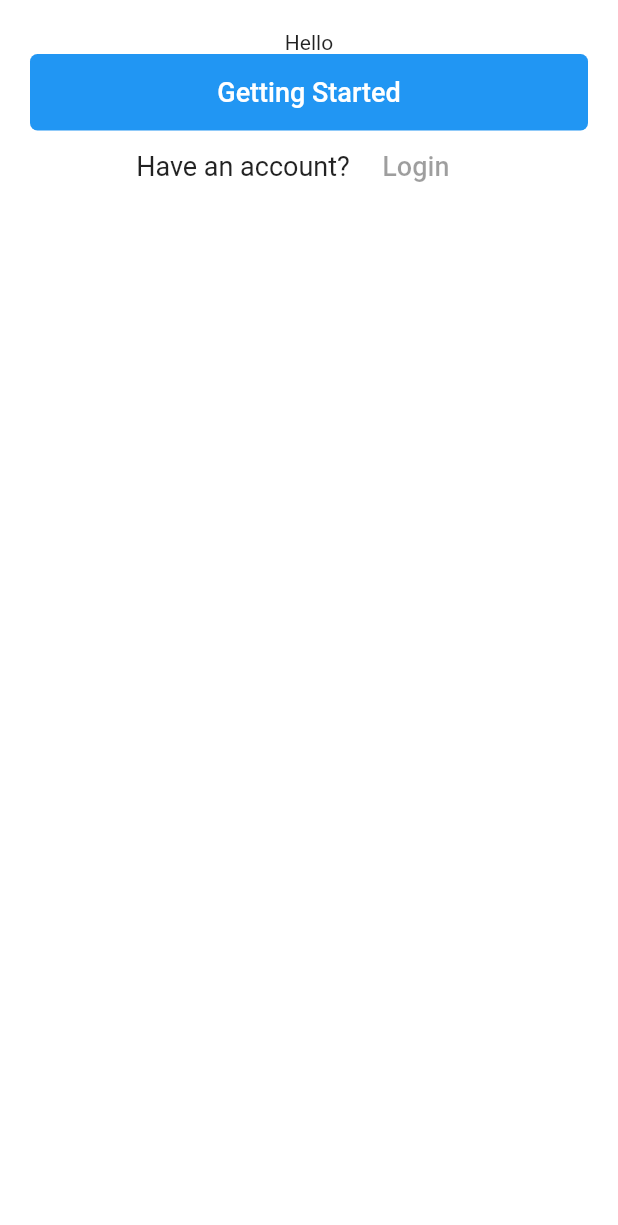
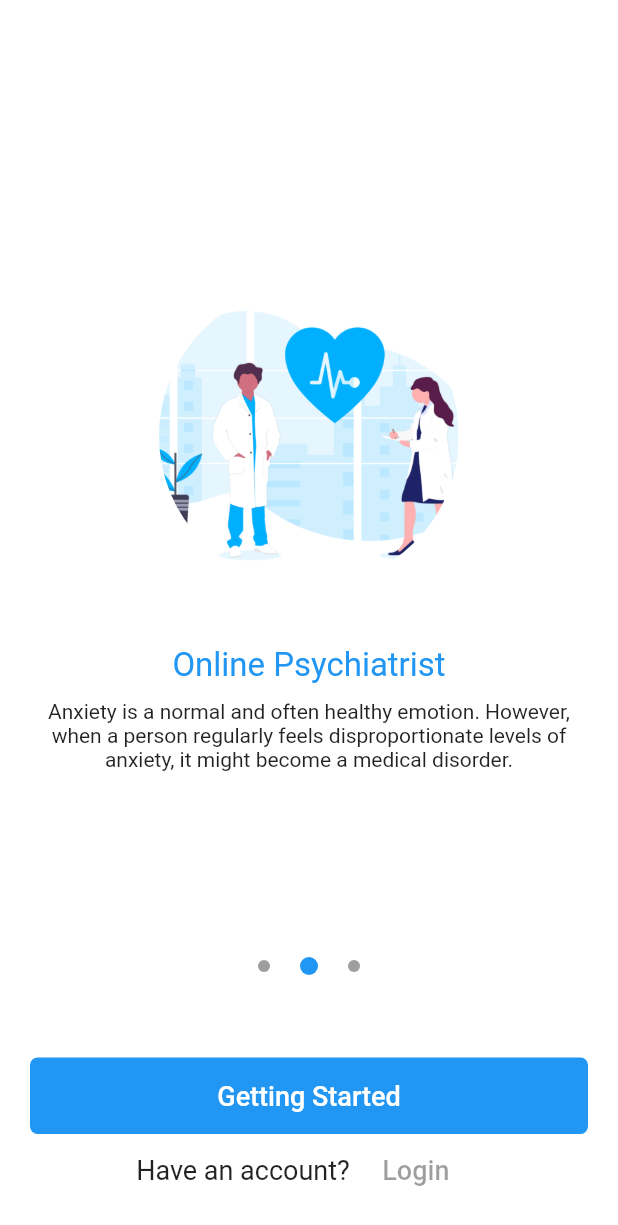
Before and after one commit to kusman28/WHO-Care, a Flutter app: the screen it shows after launch, on a phone screen of 412 x 824 dp. Shown: the top 1225 px of the screen. Run offline on Flutter 3.47's test engine with Material 2 defaults, Android fonts, the phone set to English and light mode, and no system bars.

Commit message:
Team LASA

```diff
--- a/lib/main.dart
+++ b/lib/main.dart
@@ -9,6 +9,7 @@ class MyApp extends StatelessWidget {
   Widget build(BuildContext context) {
     return MaterialApp(
       title: 'WHO Care',
+      debugShowCheckedModeBanner: false,
       theme: ThemeData(
         primarySwatch: Colors.blue,
       ),
--- /dev/null
+++ b/lib/model/slide.dart
@@ -0,0 +1,31 @@
+import 'package:flutter/material.dart';
+
+class Slide {
+  final String imageUrl;
+  final String title;
+  final String description;
+
+  Slide({
+    @required this.imageUrl,
+    @required this.title,
+    @required this.description,
+  });
+}
+
+final slideList = [
+  Slide(
+    imageUrl: 'assets/images/slider1.png',
+    title: 'Healthy Mind',
+    description: 'Physical comforts cannot subdue mental suffering, and if we look closely, we can see that those who have many possessions are not necessarily happy. In fact, being wealthy often brings even more anxiety. \n — Dalai Lama'
+  ),
+  Slide(
+    imageUrl: 'assets/images/slider.png',
+    title: 'Online Psychiatrist',
+    description: 'Anxiety is a normal and often healthy emotion. However, when a person regularly feels disproportionate levels of anxiety, it might become a medical disorder.'
+  ),
+  Slide(
+    imageUrl: 'assets/images/slider2.png',
+    title: 'Relationship Anxiety',
+    description: 'Relationships can be one of the most pleasurable things on the planet… but they can also be a breeding ground for anxious thoughts and feelings. Relationship anxiety can arise at pretty much any stage of courtship. For many single people, just the thought of being in a relationship can stir up stress. '
+  ),
+];
--- a/lib/screens/getting_started.dart
+++ b/lib/screens/getting_started.dart
@@ -1,6 +1,48 @@
+import 'dart:async';
 import 'package:flutter/material.dart';
+import '../model/slide.dart';
+import '../widgets/slide_dots.dart';
 
-class GettingStarted extends StatelessWidget {
+import '../widgets/slide_item.dart';
+
+class GettingStarted extends StatefulWidget {
+  @override
+  _GettingStartedState createState() => _GettingStartedState();
+}
+
+class _GettingStartedState extends State<GettingStarted> {
+  int _currentPage = 0;
+  final PageController _pageController = PageController(
+    initialPage: 0
+  );
+
+  @override
+  void initState() {
+    super.initState();
+    Timer.periodic(Duration(seconds: 5), (Timer timer) {
+      if(_currentPage < 2) {
+        _currentPage++;
+      } else {
+        _currentPage = 0;
+      }
+
+      _pageController.animateToPage(_currentPage, duration: Duration(milliseconds: 300),
+      curve: Curves.easeInOut);
+    });
+  }
+
+  _onPageChanged(int index){
+    setState(() {
+      _currentPage = index;
+    });
+  }
+
+  @override
+  void dispose() {
+    super.dispose();
+    _pageController.dispose();
+  }
+
   @override
   Widget build(BuildContext context) {
     return Scaffold(
@@ -10,9 +52,41 @@ class GettingStarted extends StatelessWidget {
           padding: const EdgeInsets.all(20),
           child: Column(
             children: <Widget>[
-              Column(children: <Widget>[
-                Text('Hello'),
-              ],),
+              Expanded(
+                child:
+                  Stack(
+                    alignment: AlignmentDirectional.bottomCenter,
+                    children: <Widget>[
+                       PageView.builder(
+                        scrollDirection: Axis.horizontal,
+                        controller: _pageController,
+                        onPageChanged: _onPageChanged,
+                        itemCount: slideList.length,
+                        itemBuilder: (ctx, i) => SlideItem(i),
+                      ),
+                      Stack(
+                        alignment: AlignmentDirectional.topStart,
+                        children: <Widget>[
+                          Container(
+                            margin: const EdgeInsets.only(bottom: 35),
+                            child: Row(
+                              mainAxisSize: MainAxisSize.min,
+                              mainAxisAlignment: MainAxisAlignment.center,
+                              children: <Widget>[
+                                for(int i = 0; i < slideList.length; i++)
+                                if(i == _currentPage)
+                                  SlideDots(true)
+                                else
+                                  SlideDots(false)
+                              ],
+                            ),
+                          )
+                        ]
+                      )
+                    ],
+                  )
+              ),
+              SizedBox(height: 20,),
               Column(
                 crossAxisAlignment: CrossAxisAlignment.stretch,
                 children: <Widget>[
--- /dev/null
+++ b/lib/widgets/slide_dots.dart
@@ -0,0 +1,20 @@
+import 'package:flutter/material.dart';
+
+class SlideDots extends StatelessWidget {
+  bool isActive;
+  SlideDots(this.isActive);
+
+  @override
+  Widget build(BuildContext context) {
+    return AnimatedContainer(
+      duration: Duration(milliseconds: 150),
+      margin: const EdgeInsets.symmetric(horizontal: 10),
+      height: isActive ? 12 : 8,
+      width: isActive ? 12 : 8,
+      decoration: BoxDecoration(
+        color: isActive ? Theme.of(context).primaryColor : Colors.grey,
+        borderRadius: BorderRadius.all(Radius.circular(12)),
+      ),
+    );
+  }
+}
--- /dev/null
+++ b/lib/widgets/slide_item.dart
@@ -0,0 +1,38 @@
+import 'package:flutter/material.dart';
+import 'package:who_care/model/slide.dart';
+
+class SlideItem extends StatelessWidget {
+  final int index;
+  SlideItem(this.index);
+
+  @override
+  Widget build(BuildContext context) {
+    return Column(
+      mainAxisAlignment: MainAxisAlignment.center,
+      crossAxisAlignment: CrossAxisAlignment.center,
+      children: <Widget>[
+        Container(
+          width: 200,
+          height: 200,
+          decoration: BoxDecoration(
+            shape: BoxShape.circle,
+            image: DecorationImage(image: AssetImage(slideList[index].imageUrl),
+            fit: BoxFit.cover
+            )
+          ),
+        ),
+        SizedBox(height: 40,),
+        Text(slideList[index].title,
+          style: TextStyle(
+            fontSize: 22,
+            color: Theme.of(context).primaryColor,
+          ),
+        ),
+        SizedBox(height: 10,),
+        Text(slideList[index].description,
+        textAlign: TextAlign.center,
+        ),
+      ]
+    );
+  }
+}
```
Also changed, not shown: pubspec.yaml (+5 -3 lines), assets/images/slider1.png (added), assets/images/slider2.png (added).
